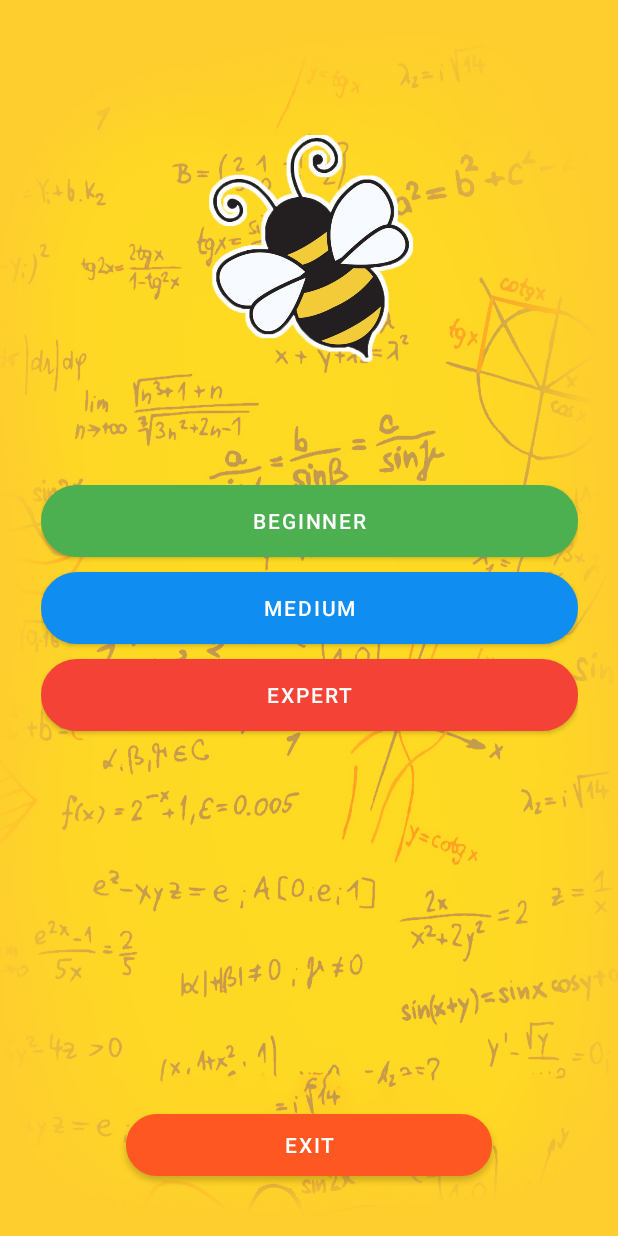
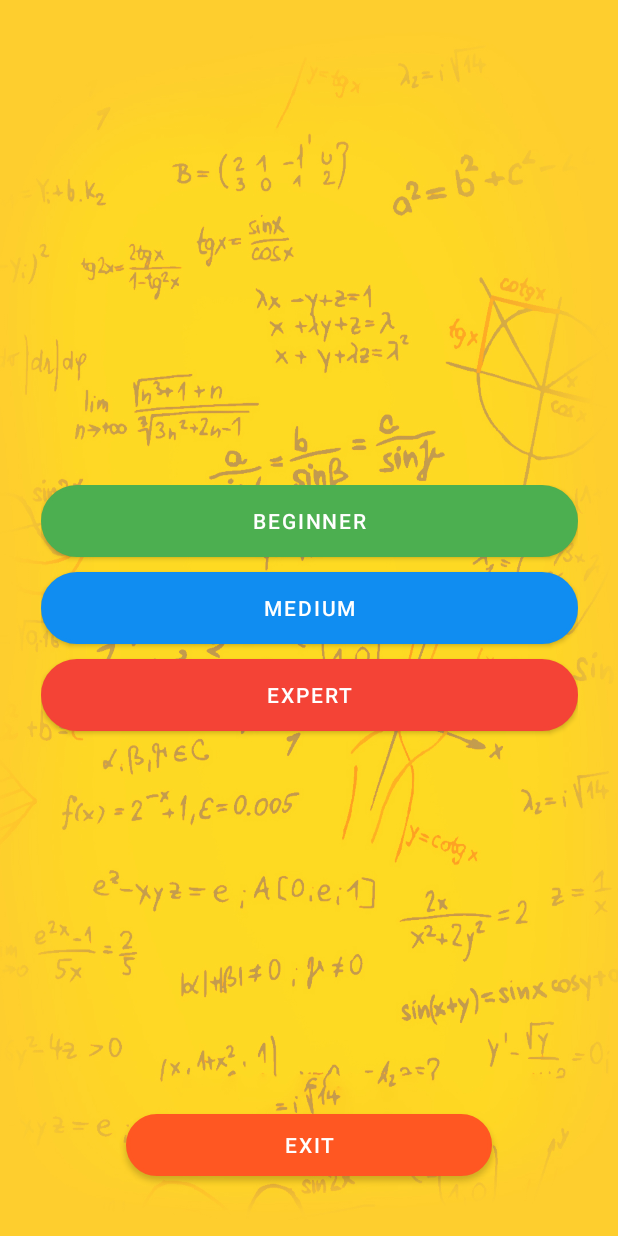
Before and after one commit to necat1/vts-learn-math, an Android app: the Levels screen opened directly, with no data from a screen before it, on a phone screen of 412 x 824 dp. Run offline under Robolectric (Android 15) with nearby library versions, the phone set to English and light mode, and no system bars; Roboto replaces fonts that are not available here.

Commit message:
F I N A L E

```diff
--- a/app/src/main/res/layout/activity_levels.xml
+++ b/app/src/main/res/layout/activity_levels.xml
@@ -47,20 +47,6 @@
             app:backgroundTint="#F44336" />
     </RadioGroup>
 
-    <ImageView
-        android:id="@+id/imageView2"
-        android:layout_width="158dp"
-        android:layout_height="158dp"
-        android:layout_marginStart="100dp"
-        android:layout_marginTop="40dp"
-        android:layout_marginEnd="100dp"
-        android:layout_marginBottom="30dp"
-        app:layout_constraintBottom_toTopOf="@+id/radioGroup"
-        app:layout_constraintEnd_toEndOf="parent"
-        app:layout_constraintStart_toStartOf="parent"
-        app:layout_constraintTop_toTopOf="parent"
-        app:srcCompat="@drawable/logo_splash" />
-
     <Button
         android:id="@+id/buttonClose"
         style="@style/Widget.MaterialComponents.Button"
--- a/app/src/main/res/layout/activity_name.xml
+++ b/app/src/main/res/layout/activity_name.xml
@@ -24,7 +24,7 @@
         android:layout_width="250dp"
         android:layout_height="50dp"
         android:alpha="0.7"
-        android:background="@drawable/list"
+        android:background="@drawable/question"
         android:ems="10"
         android:fontFamily="sans-serif-medium"
         android:hint="Name"
```
